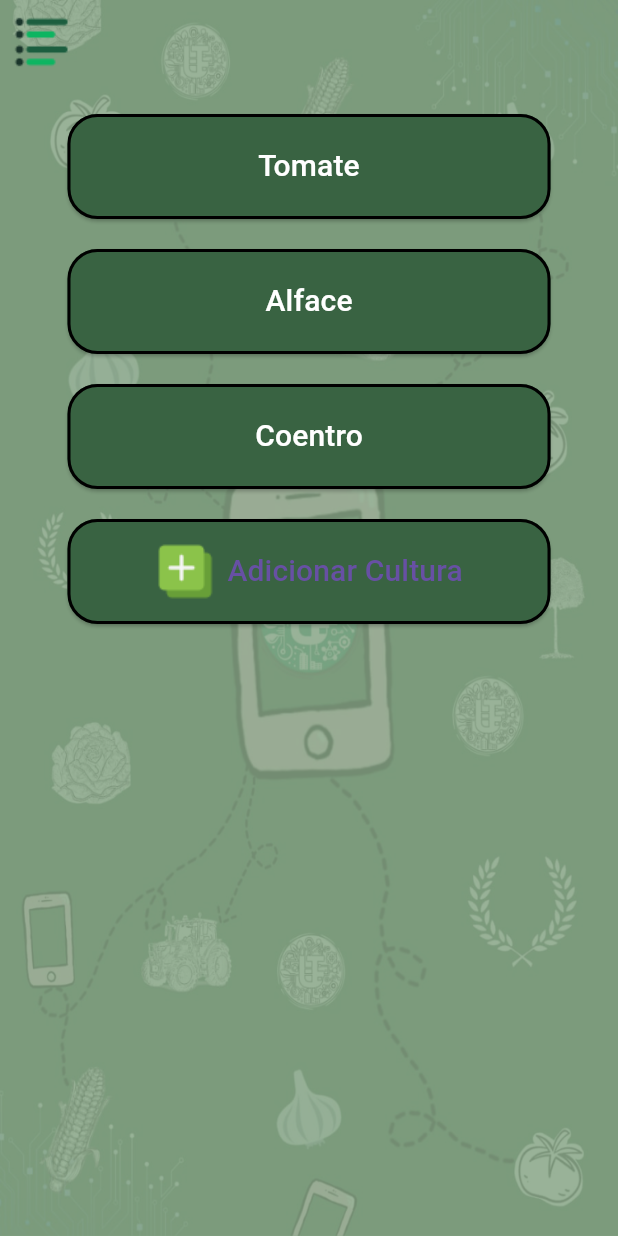
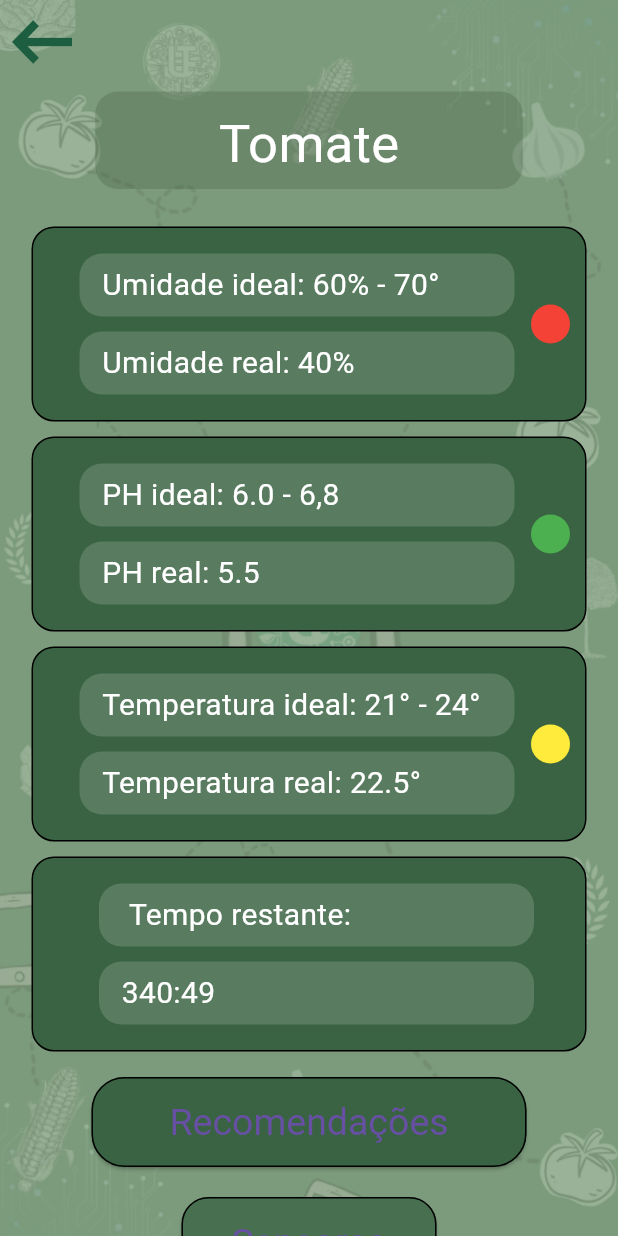
Before and after one commit to RayssaOliveiraa/Projeto-de-monitoramento-de-Plantio, a Flutter app: the TelaInicial screen opened directly, after a tap on "Tomate", on a phone screen of 412 x 824 dp. Run offline on Flutter 3.47's test engine with Material 3 defaults, Android fonts, the phone set to English and light mode, and no system bars.

Commit message:
Add pages
Pages: Recomendações e exemplos

```diff
--- a/lib/Widgets/Buttons.dart
+++ b/lib/Widgets/Buttons.dart
@@ -1,4 +1,5 @@
 import 'package:flutter/material.dart';
+import 'package:telas/telas/exempl.dart';
 
 class BtnRedondo extends StatelessWidget {
 
@@ -11,7 +12,7 @@ class BtnRedondo extends StatelessWidget {
         padding: EdgeInsets.only(left: 45, right: 45, top: 20),
         height: 90,
         child: ElevatedButton(
-          onPressed: () {},
+          onPressed: () { Navigator.push(context, MaterialPageRoute(builder: (context) => ExemploCultura()));},
           child: Center(
             child: Text(
               this.nomeBotao,
--- /dev/null
+++ b/lib/Widgets/appbarexem.dart
@@ -0,0 +1,23 @@
+import 'package:flutter/material.dart';
+
+class AppBarexem extends StatelessWidget implements PreferredSizeWidget {
+  const AppBarexem({Key? key}) : super(key: key);
+
+  @override
+  Widget build(BuildContext context) {
+    return AppBar(
+      elevation: 0,
+      automaticallyImplyLeading: false,
+      backgroundColor: Colors.transparent,
+      leading: IconButton(
+        icon: Image.asset('assets/img_seta_esquerda_3.png'),
+        onPressed: () {
+          Navigator.pop(context);
+        },
+      ),
+    );
+  }
+
+  @override
+  Size get preferredSize => Size.fromHeight(56);
+}
--- /dev/null
+++ b/lib/Widgets/caixa_paran.dart
@@ -0,0 +1,55 @@
+import 'package:flutter/material.dart';
+import 'package:telas/widgets/widgetlabel.dart';
+
+class Caixaparan extends StatelessWidget {
+  const Caixaparan({
+    Key? key,
+    required this.paramText,
+    required this.lablText,
+    required this.paramText2,
+    required this.lablText2,
+    required this.circleAvatarColor, // Adiciona a propriedade circleAvatarColor
+  }) : super(key: key);
+
+  final String paramText;
+  final String lablText;
+  final String paramText2;
+  final String lablText2;
+  final Color circleAvatarColor; // Propriedade para a cor do CircleAvatar
+
+  @override
+  Widget build(BuildContext context) {
+    return Container(
+      width: 370,
+      height: 130,
+      padding: const EdgeInsets.all(10),
+      margin: const EdgeInsets.all(5),
+      decoration: BoxDecoration(
+        color: const Color(0xFF396342),
+        borderRadius: BorderRadius.circular(15),
+        border: Border.all(color: Colors.black),
+      ),
+      child: Center(
+        child: Row(
+          children: [
+            const SizedBox(width: 10), // Adiciona um espaçamento entre o CircleAvatar e a Column
+            Expanded(
+              child: Column(
+                mainAxisAlignment: MainAxisAlignment.center,
+                children: [
+                  Widgetlabeltransparente(param: paramText, lablText: lablText),
+                  Widgetlabeltransparente(param: paramText2, lablText: lablText2),
+                ],
+              ),
+            ),
+
+            CircleAvatar(
+              backgroundColor: circleAvatarColor, // Usa a cor definida na propriedade
+              radius: 13,
+            ),
+          ],
+        ),
+      ),
+    );
+  }
+}
--- /dev/null
+++ b/lib/Widgets/caixatime.dart
@@ -0,0 +1,49 @@
+import 'package:flutter/material.dart';
+import 'package:telas/widgets/widgetlabel.dart';
+
+class Caixaparantime extends StatelessWidget {
+  const Caixaparantime({
+    Key? key,
+    required this.paramText,
+    required this.lablText,
+    required this.paramText2,
+    required this.lablText2,
+
+  }) : super(key: key);
+
+  final String paramText;
+  final String lablText;
+  final String paramText2;
+  final String lablText2;
+
+  @override
+  Widget build(BuildContext context) {
+    return Container(
+      width: 370,
+      height: 130,
+      padding: EdgeInsets.all(10),
+      margin: EdgeInsets.all(5),
+      decoration: BoxDecoration(
+        color: Color(0xFF396342),
+        borderRadius: BorderRadius.circular(15),
+        border: Border.all(color: Colors.black),
+      ),
+      child: Center(
+        child: Row(
+          children: [
+            SizedBox(width: 10), // Adiciona um espaçamento entre o CircleAvatar e a Column
+            Expanded(
+              child: Column(
+                mainAxisAlignment: MainAxisAlignment.center,
+                children: [
+                  Widgetlabeltransparente(param: paramText, lablText: lablText),
+                  Widgetlabeltransparente(param: paramText2, lablText: lablText2),
+                ],
+              ),
+            ),
+          ],
+        ),
+      ),
+    );
+  }
+}
--- /dev/null
+++ b/lib/Widgets/irdoc.dart
@@ -0,0 +1,36 @@
+import 'package:flutter/material.dart';
+import 'package:telas/telas/reconmenda.dart';
+import 'package:telas/telas/diagonisto_sensores.dart';
+
+class BotaoIrParaTerceiraTela extends StatelessWidget {
+  final String textoirdoc;
+  const BotaoIrParaTerceiraTela({Key? key, required this.textoirdoc,}) : super(key: key);
+
+  @override
+  Widget build(BuildContext context) {
+    return Padding(
+      padding: const EdgeInsets.all(8.0), // Ajuste a margem externa conforme necessário
+      child: ElevatedButton(
+        onPressed: () {
+          Navigator.push(
+            context,
+            MaterialPageRoute(builder: (context) => DiagonisticoSensores()),
+          );
+        },
+        style: ElevatedButton.styleFrom(
+          backgroundColor: Color(0xFF487050),
+          shape: RoundedRectangleBorder(
+            borderRadius: BorderRadius.circular(18),
+            side: BorderSide(width: 1, color: Colors.black), // Ajuste a espessura e a cor da borda
+          ),
+          textStyle: TextStyle(
+            color: Colors.white,
+            fontSize: 25,
+          ),
+          fixedSize: Size(170, 60), // Ajuste o tamanho total do botão
+        ),
+        child: Text(textoirdoc), // Use textoirdoc como o texto do botão
+      ),
+    );
+  }
+}
--- /dev/null
+++ b/lib/Widgets/irrec.dart
@@ -0,0 +1,34 @@
+import 'package:flutter/material.dart';
+import 'package:telas/telas/reconmenda.dart';
+
+class BotaoIrParaSegundaTela extends StatelessWidget {
+  const BotaoIrParaSegundaTela({Key? key}) : super(key: key);
+
+  @override
+  Widget build(BuildContext context) {
+    return Padding(
+      padding: const EdgeInsets.all(12.0), // Ajuste a margem externa conforme necessário
+      child: ElevatedButton(
+        onPressed: () {
+          Navigator.push(
+            context,
+            MaterialPageRoute(builder: (context) => Reconmenda()),
+          );
+        },
+        style: ElevatedButton.styleFrom(
+          backgroundColor: Color(0xFF396342),
+          shape: RoundedRectangleBorder(
+            borderRadius: BorderRadius.circular(22),
+            side: BorderSide(width: 1, color: Colors.black), // Ajuste a espessura e a cor da borda
+          ),
+          textStyle: TextStyle(
+            color: Colors.white,
+            fontSize: 25,
+          ),
+          fixedSize: Size(290, 60), // Ajuste o tamanho total do botão
+        ),
+        child: Text('Recomendações'),
+      ),
+    );
+  }
+}
--- /dev/null
+++ b/lib/Widgets/widgetlabel.dart
@@ -0,0 +1,34 @@
+import 'package:flutter/material.dart';
+
+class Widgetlabeltransparente extends StatelessWidget {
+  final String param;
+  final String lablText;
+
+  const Widgetlabeltransparente({
+    Key? key,
+    required this.param,
+    required this.lablText,
+  }) : super(key: key);
+
+  @override
+  Widget build(BuildContext context) {
+    return Container(  // Define a largura do Container
+      width: 290,
+      height: 42,
+      padding: EdgeInsets.all(5),
+      margin: EdgeInsets.all(5),
+      decoration: BoxDecoration(
+        color: Color(0xFF597B60),
+        borderRadius: BorderRadius.circular(15),
+        //border: Border.all(color: Colors.black),
+      ),
+      child: Row(
+        children: [
+          SizedBox(width: 10),
+          Text("$lablText $param", style: TextStyle(color: Colors.white,
+          fontSize: 20)),
+        ],
+      ),
+    );
+  }
+}
--- /dev/null
+++ b/lib/Widgets/widgettraslcid.dart
@@ -0,0 +1,42 @@
+import 'package:flutter/material.dart';
+
+class WidgetTranslucidoTexto extends StatelessWidget {
+  final String texto;
+  final Color corTexto;
+  final double tamanhoTexto;
+  final Color corFundo;
+  final double largura;
+  final double altura;
+
+  const WidgetTranslucidoTexto({
+    Key? key,
+    required this.texto,
+    required this.corTexto,
+    required this.tamanhoTexto,
+    required this.corFundo,
+    required this.largura,
+    required this.altura,
+  }) : super(key: key);
+
+  @override
+  Widget build(BuildContext context) {
+    return Container(
+      width: largura,
+      height: altura,
+      padding: const EdgeInsets.all(10),
+      margin: const EdgeInsets.fromLTRB(5, 5, 5, 20),
+      decoration: BoxDecoration(
+        color: corFundo.withOpacity(0.27),
+        borderRadius: BorderRadius.circular(15),
+      ),
+      alignment: Alignment.center, // Ajusta o alinhamento do texto
+      child: Text(
+        texto,
+        style: TextStyle(
+          color: corTexto,
+          fontSize: tamanhoTexto,
+        ),
+      ),
+    );
+  }
+}
--- a/lib/main.dart
+++ b/lib/main.dart
@@ -1,5 +1,3 @@
-
-
 import 'package:flutter/material.dart';
 import 'package:telas/telas/LoginScreen.dart';
 
--- a/lib/telas/diagonisto_sensores.dart
+++ b/lib/telas/diagonisto_sensores.dart
@@ -14,7 +14,7 @@ class _DiagonisticoSensoresState extends State<DiagonisticoSensores> {
       backgroundColor: Color(0xFF87A586),
       extendBodyBehindAppBar: true,
       appBar: AppBar(
-        leading: IconButton(onPressed: () {  }, icon: Image.asset("images/menu.png")),
+        leading: IconButton(onPressed: () {Navigator.pop(context);}, icon: Image.asset("assets/img_seta_esquerda_3.png")),
         backgroundColor: Colors.transparent,
         elevation: 0,
       ),
--- /dev/null
+++ b/lib/telas/exempl.dart
@@ -0,0 +1,90 @@
+import 'package:flutter/material.dart';
+import 'package:telas/widgets/caixa_paran.dart';
+import 'package:telas/widgets/appbarexem.dart';
+import 'package:telas/widgets/caixatime.dart';
+import 'package:telas/widgets/widgettraslcid.dart';
+import 'package:telas/widgets/irrec.dart';
+import 'package:telas/widgets/irdoc.dart';
+
+class ExemploCultura extends StatefulWidget {
+  ExemploCultura({Key? key}) : super(key: key);
+
+  @override
+  State<ExemploCultura> createState() => _ExemploCulturaState();
+}
+
+class _ExemploCulturaState extends State<ExemploCultura> {
+  @override
+  Widget build(BuildContext context) {
+    return Scaffold(
+      backgroundColor: Color(0xFF87A586),
+      extendBodyBehindAppBar: true,
+      appBar: AppBarexem(),
+      body: Stack(
+        fit: StackFit.expand,
+        children: [
+          Image.asset(
+            'assets/img_background.png',
+            fit: BoxFit.cover,
+          ),
+          Center(
+            child: SingleChildScrollView(
+              child: Padding(
+                padding: EdgeInsets.only(top: MediaQuery.of(context).padding.top + kToolbarHeight), // Adiciona um padding no topo igual à altura da AppBar
+                child: Column(
+                  mainAxisAlignment: MainAxisAlignment.center,
+                  children: [
+                    WidgetTranslucidoTexto(
+                      texto: "Tomate",
+                      corTexto: Colors.white,
+                      corFundo: Color.fromARGB(255, 60, 85, 59),
+                      tamanhoTexto: 35.0,
+                      largura: 285.0,
+                      altura: 65.0,
+                    ),
+                    Caixaparan(
+                      paramText: "60% - 70°",
+                      lablText: "Umidade ideal:",
+                      paramText2: "40%",
+                      lablText2: "Umidade real:",
+                      circleAvatarColor: Colors.red,
+                    ),
+                    Caixaparan(
+                      paramText: "6.0 - 6,8",
+                      lablText: "PH ideal:",
+                      paramText2: "5.5",
+                      lablText2: "PH real:",
+                      circleAvatarColor: Colors.green,
+                    ),
+                    Caixaparan(
+                      paramText: "21° - 24°",
+                      lablText: "Temperatura ideal:",
+                      paramText2: "22.5°",
+                      lablText2: "Temperatura real:",
+                      circleAvatarColor: Colors.yellow,
+                    ),
+                    Caixaparantime(
+                      paramText: "Tempo restante:",
+                      lablText: "",
+                      paramText2: "",
+                      lablText2: "340:49",
+                    ),
+                    BotaoIrParaSegundaTela(),
+                    Row(
+                      mainAxisAlignment: MainAxisAlignment.center,
+                      children: [
+                        //BotaoIrParaTerceiraTela(textoirdoc: "Documentação",),
+                        //SizedBox(width: 14), // Espaçamento entre os botões
+                        BotaoIrParaTerceiraTela(textoirdoc: "Sensores",),
+                      ],
+                    ),
+                  ],
+                ),
+              ),
+            ),
+          ),
+        ],
+      ),
+    );
+  }
+}
--- a/pubspec.yaml
+++ b/pubspec.yaml
@@ -69,6 +69,7 @@ flutter:
       - images/seta-esquerda.png
       - images/conexão.png
       - images/notificacao.png
+      - assets/
 
 
   # An image asset can refer to one or more resolution-specific "variants", see
```
Also changed, not shown: lib/Widgets/caixa_paranrec.dart (added, +49 -0 lines), lib/Widgets/caixaparanlabel.dart (added, +34 -0 lines), lib/Widgets/resultcaixa.dart (added, +50 -0 lines), lib/telas/reconmenda.dart (added, +77 -0 lines), assets/image_not_found.png (added), assets/img_background.png (added), assets/img_relatorio_1.png (added), assets/img_seta_esquerda_3.png (added), pubspec.lock.
